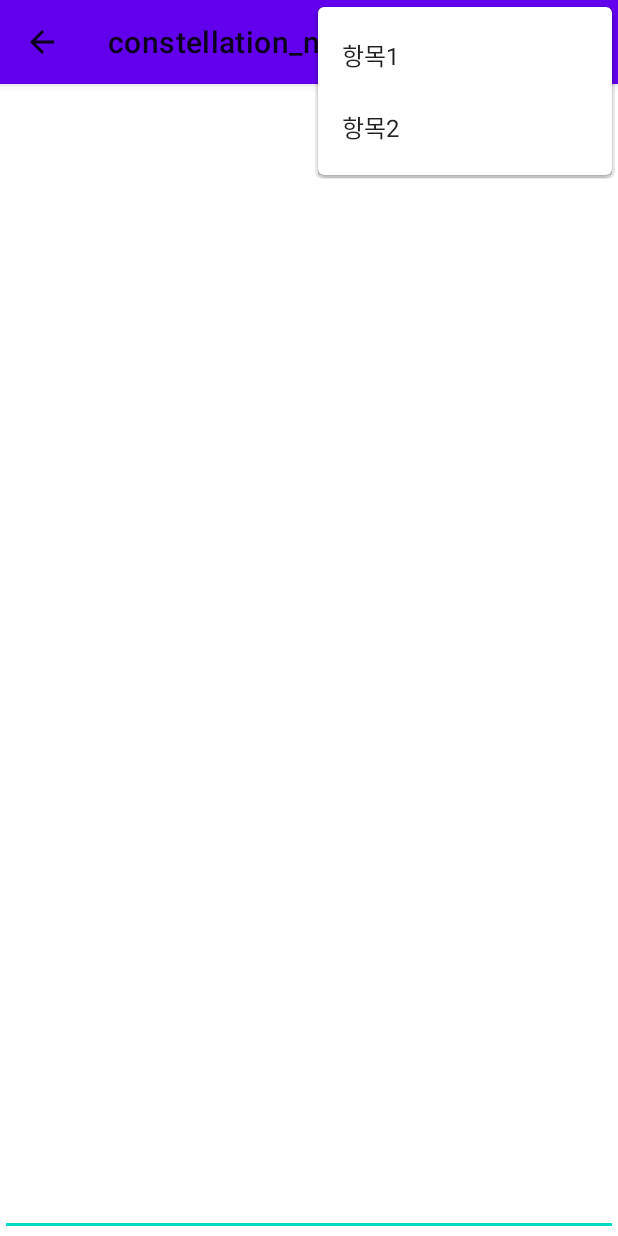
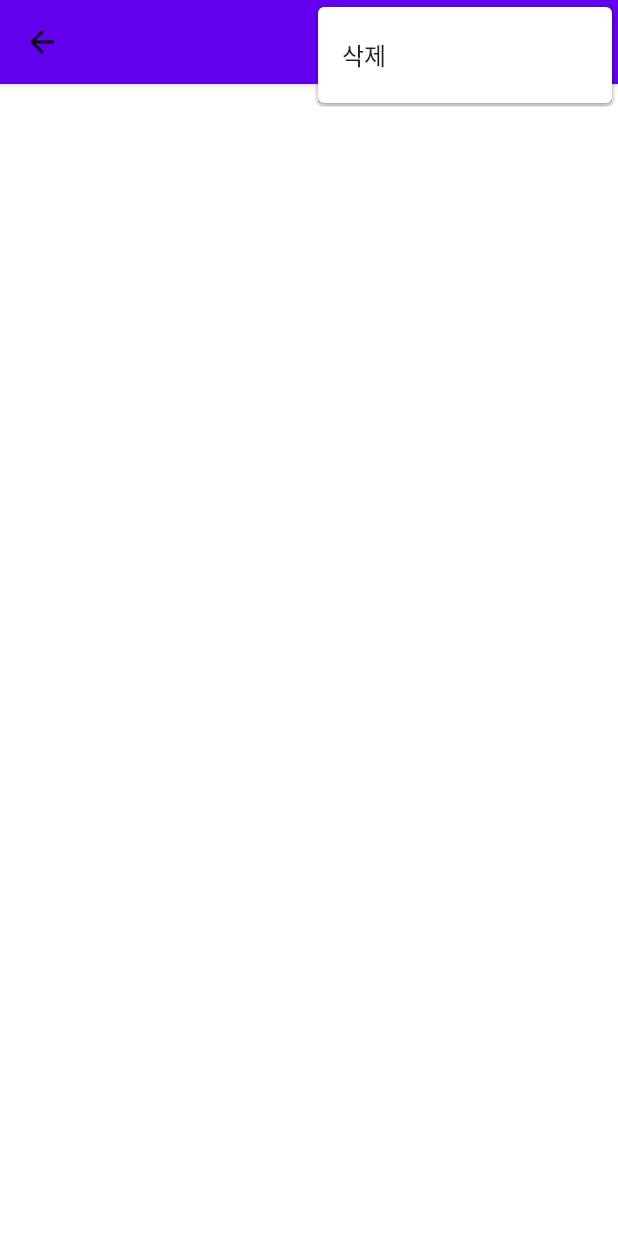
Before and after one commit to Bae-sucheol/constellation_note, an Android app: the Create_note screen opened directly, with no data from a screen before it, with the options menu open, on a phone screen of 412 x 824 dp. Run offline under Robolectric (Android 15) with nearby library versions, the phone set to English and light mode, and no system bars.

Commit message:
2022/04/01 아침에 잠깐..
글 작성 화면 약간 수정..
아침에 작업을 많이 해보려고 했으나.. 두통, 어지러움 + 역류성식도염, 위염, 복부팽만 등.. 컨디션이 너무 안좋아. 기사 공부, 프로젝트 작업을 하루 쉬려고 함.

```diff
--- a/app/src/main/res/layout/activity_create_note.xml
+++ b/app/src/main/res/layout/activity_create_note.xml
@@ -14,11 +14,22 @@
         android:background="?attr/colorPrimary"
         android:elevation="4dp"
         android:theme="@style/ThemeOverlay.AppCompat.ActionBar"
-        app:popupTheme="@style/ThemeOverlay.AppCompat.Light" />
+        app:popupTheme="@style/ThemeOverlay.AppCompat.Light">
+
+        <EditText
+            android:id="@+id/edit_create_note_toolbar_title"
+            android:layout_width="match_parent"
+            android:layout_height="match_parent"
+            android:background="@android:color/transparent"/>
+
+    </androidx.appcompat.widget.Toolbar>
 
     <EditText
         android:layout_width="match_parent"
         android:layout_height="match_parent"
-        android:inputType="textMultiLine" />
+        android:inputType="textMultiLine"
+        android:gravity="top"
+        android:background="@android:color/transparent"
+        android:padding="10dp"/>
 
 </LinearLayout>
--- a/app/src/main/res/menu/menu.xml
+++ b/app/src/main/res/menu/menu.xml
@@ -2,12 +2,9 @@
 <menu xmlns:android="http://schemas.android.com/apk/res/android"
     xmlns:app="http://schemas.android.com/apk/res-auto">
 
-    <item android:id="@+id/action_1"
-        android:title="항목1"
+    <item android:id="@+id/action_delete"
+        android:title="삭제"
         app:showAsAction="never"/>
 
-    <item android:id="@+id/action_2"
-        android:title="항목2"
-        app:showAsAction="never"/>
 
 </menu>
```
